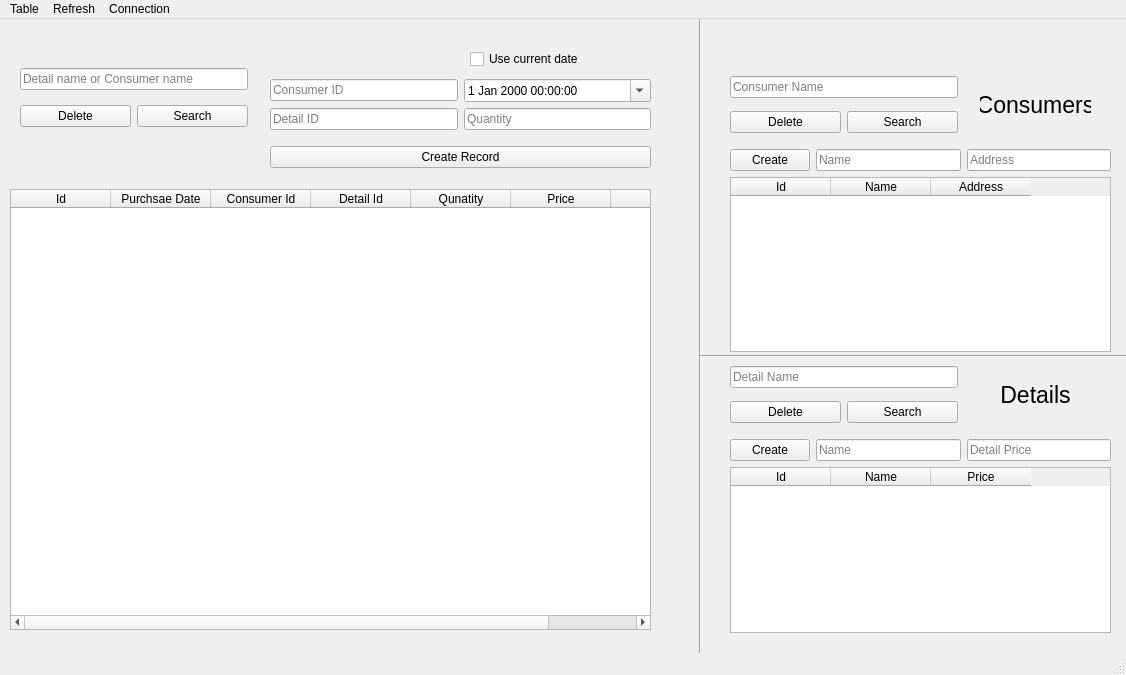
The window that window.ui (andryjkost/lab_2_bd) describes before a commit, drawn with Qt 5.
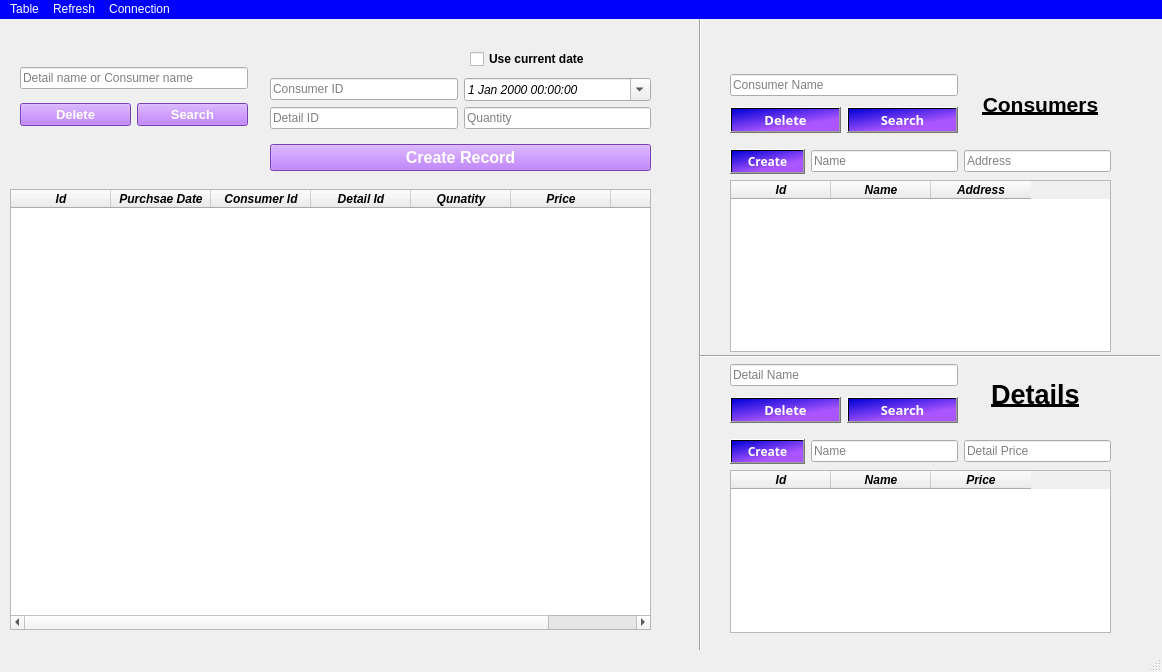
The same window after the commit.

The edit to the form file:
```diff
--- a/window.ui
+++ b/window.ui
@@ -6,8 +6,8 @@
    <rect>
     <x>0</x>
     <y>0</y>
-    <width>1126</width>
-    <height>675</height>
+    <width>1162</width>
+    <height>672</height>
    </rect>
   </property>
   <property name="windowTitle">
@@ -29,6 +29,13 @@
     <layout class="QVBoxLayout" name="verticalLayout">
      <item>
       <widget class="QTableWidget" name="ordersTable">
+       <property name="font">
+        <font>
+         <weight>75</weight>
+         <italic>true</italic>
+         <bold>true</bold>
+        </font>
+       </property>
        <property name="columnCount">
         <number>7</number>
        </property>
@@ -81,6 +88,17 @@
       <layout class="QHBoxLayout" name="horizontalLayout_3">
        <item>
         <widget class="QPushButton" name="createConsumerButton">
+         <property name="font">
+          <font>
+           <family>Arial Black</family>
+           <pointsize>9</pointsize>
+           <weight>75</weight>
+           <bold>true</bold>
+          </font>
+         </property>
+         <property name="styleSheet">
+          <string notr="true">background: qlineargradient(spread:pad, x1:0, y1:0, x2:0.599333, y2:0.756, stop:0 rgba(0, 0, 214, 255), stop:1 rgba(170, 85, 255, 255));color: white;</string>
+         </property>
          <property name="text">
           <string>Create</string>
          </property>
@@ -104,6 +122,13 @@
      </item>
      <item>
       <widget class="QTableWidget" name="consumersTable">
+       <property name="font">
+        <font>
+         <weight>75</weight>
+         <italic>true</italic>
+         <bold>true</bold>
+        </font>
+       </property>
        <property name="columnCount">
         <number>3</number>
        </property>
@@ -140,6 +165,16 @@
       <layout class="QHBoxLayout" name="horizontalLayout_4">
        <item>
         <widget class="QPushButton" name="createDetailButton">
+         <property name="font">
+          <font>
+           <family>Arial Black</family>
+           <weight>75</weight>
+           <bold>true</bold>
+          </font>
+         </property>
+         <property name="styleSheet">
+          <string notr="true">background: qlineargradient(spread:pad, x1:0, y1:0, x2:0.599333, y2:0.756, stop:0 rgba(0, 0, 214, 255), stop:1 rgba(170, 85, 255, 255));color: white;</string>
+         </property>
          <property name="text">
           <string>Create</string>
          </property>
@@ -163,6 +198,13 @@
      </item>
      <item>
       <widget class="QTableWidget" name="detailsTable">
+       <property name="font">
+        <font>
+         <weight>75</weight>
+         <italic>true</italic>
+         <bold>true</bold>
+        </font>
+       </property>
        <property name="rowCount">
         <number>0</number>
        </property>
@@ -209,6 +251,17 @@
       <layout class="QHBoxLayout" name="horizontalLayout_5">
        <item>
         <widget class="QPushButton" name="deleteConsumerButton">
+         <property name="font">
+          <font>
+           <family>Arial Black</family>
+           <pointsize>10</pointsize>
+           <weight>75</weight>
+           <bold>true</bold>
+          </font>
+         </property>
+         <property name="styleSheet">
+          <string notr="true">background: qlineargradient(spread:pad, x1:0, y1:0, x2:0.599333, y2:0.756, stop:0 rgba(0, 0, 214, 255), stop:1 rgba(170, 85, 255, 255));color: white;</string>
+         </property>
          <property name="text">
           <string>Delete</string>
          </property>
@@ -216,6 +269,17 @@
        </item>
        <item>
         <widget class="QPushButton" name="searchConsumerButton">
+         <property name="font">
+          <font>
+           <family>Arial Black</family>
+           <pointsize>10</pointsize>
+           <weight>75</weight>
+           <bold>true</bold>
+          </font>
+         </property>
+         <property name="styleSheet">
+          <string notr="true">background: qlineargradient(spread:pad, x1:0, y1:0, x2:0.599333, y2:0.756, stop:0 rgba(0, 0, 214, 255), stop:1 rgba(170, 85, 255, 255));color: white;</string>
+         </property>
          <property name="text">
           <string>Search</string>
          </property>
@@ -246,6 +310,17 @@
       <layout class="QHBoxLayout" name="horizontalLayout_6">
        <item>
         <widget class="QPushButton" name="deleteDetailButton">
+         <property name="font">
+          <font>
+           <family>Arial Black</family>
+           <pointsize>10</pointsize>
+           <weight>75</weight>
+           <bold>true</bold>
+          </font>
+         </property>
+         <property name="styleSheet">
+          <string notr="true">background: qlineargradient(spread:pad, x1:0, y1:0, x2:0.599333, y2:0.756, stop:0 rgba(0, 0, 214, 255), stop:1 rgba(170, 85, 255, 255));color: white;</string>
+         </property>
          <property name="text">
           <string>Delete</string>
          </property>
@@ -253,6 +328,17 @@
        </item>
        <item>
         <widget class="QPushButton" name="searchDetailButton">
+         <property name="font">
+          <font>
+           <family>Arial Black</family>
+           <pointsize>10</pointsize>
+           <weight>75</weight>
+           <bold>true</bold>
+          </font>
+         </property>
+         <property name="styleSheet">
+          <string notr="true">background: qlineargradient(spread:pad, x1:0, y1:0, x2:0.599333, y2:0.756, stop:0 rgba(0, 0, 214, 255), stop:1 rgba(170, 85, 255, 255));color: white;</string>
+         </property>
          <property name="text">
           <string>Search</string>
          </property>
@@ -265,15 +351,18 @@
    <widget class="QLabel" name="label">
     <property name="geometry">
      <rect>
-      <x>980</x>
-      <y>60</y>
-      <width>111</width>
-      <height>51</height>
+      <x>960</x>
+      <y>50</y>
+      <width>161</width>
+      <height>71</height>
      </rect>
     </property>
     <property name="font">
      <font>
-      <pointsize>17</pointsize>
+      <pointsize>16</pointsize>
+      <weight>75</weight>
+      <bold>true</bold>
+      <underline>true</underline>
      </font>
     </property>
     <property name="text">
@@ -289,15 +378,18 @@
    <widget class="QLabel" name="label_2">
     <property name="geometry">
      <rect>
-      <x>980</x>
+      <x>960</x>
       <y>350</y>
-      <width>111</width>
+      <width>151</width>
       <height>51</height>
      </rect>
     </property>
     <property name="font">
      <font>
-      <pointsize>17</pointsize>
+      <pointsize>20</pointsize>
+      <weight>75</weight>
+      <bold>true</bold>
+      <underline>true</underline>
      </font>
     </property>
     <property name="frameShadow">
@@ -347,6 +439,16 @@
       <layout class="QHBoxLayout" name="horizontalLayout_2">
        <item>
         <widget class="QPushButton" name="orderDeleteButton">
+         <property name="font">
+          <font>
+           <pointsize>10</pointsize>
+           <weight>75</weight>
+           <bold>true</bold>
+          </font>
+         </property>
+         <property name="styleSheet">
+          <string notr="true">background-color:rgb(170, 85, 255);color: white;</string>
+         </property>
          <property name="text">
           <string>Delete</string>
          </property>
@@ -363,6 +465,16 @@
        </item>
        <item>
         <widget class="QPushButton" name="orderSearchButton">
+         <property name="font">
+          <font>
+           <pointsize>10</pointsize>
+           <weight>75</weight>
+           <bold>true</bold>
+          </font>
+         </property>
+         <property name="styleSheet">
+          <string notr="true">background-color:rgb(170, 85, 255);color: white;</string>
+         </property>
          <property name="text">
           <string>Search</string>
          </property>
@@ -386,6 +498,15 @@
       <layout class="QGridLayout" name="gridLayout">
        <item row="0" column="1">
         <widget class="QDateTimeEdit" name="purchaseDateCreateOrderDT">
+         <property name="font">
+          <font>
+           <family>Arial</family>
+           <pointsize>9</pointsize>
+           <weight>50</weight>
+           <italic>true</italic>
+           <bold>false</bold>
+          </font>
+         </property>
          <property name="readOnly">
           <bool>false</bool>
          </property>
@@ -432,6 +553,16 @@
      </item>
      <item>
       <widget class="QPushButton" name="createOrderButton">
+       <property name="font">
+        <font>
+         <pointsize>12</pointsize>
+         <weight>75</weight>
+         <bold>true</bold>
+        </font>
+       </property>
+       <property name="styleSheet">
+        <string notr="true">background-color:rgb(170, 85, 255);color: white;</string>
+       </property>
        <property name="text">
         <string>Create Record</string>
        </property>
@@ -457,10 +588,16 @@
      <rect>
       <x>470</x>
       <y>30</y>
-      <width>131</width>
+      <width>141</width>
       <height>20</height>
      </rect>
     </property>
+    <property name="font">
+     <font>
+      <weight>75</weight>
+      <bold>true</bold>
+     </font>
+    </property>
     <property name="text">
      <string>Use current date</string>
     </property>
@@ -471,10 +608,16 @@
     <rect>
      <x>0</x>
      <y>0</y>
-     <width>1126</width>
-     <height>22</height>
+     <width>1162</width>
+     <height>26</height>
     </rect>
    </property>
+   <property name="autoFillBackground">
+    <bool>false</bool>
+   </property>
+   <property name="styleSheet">
+    <string notr="true">background:rgb(0, 0, 255);color: white;</string>
+   </property>
    <widget class="QMenu" name="menuTable">
     <property name="title">
      <string>Table</string>
```
Left out of the diff: 6 changed lines with no effect on the pictures.
